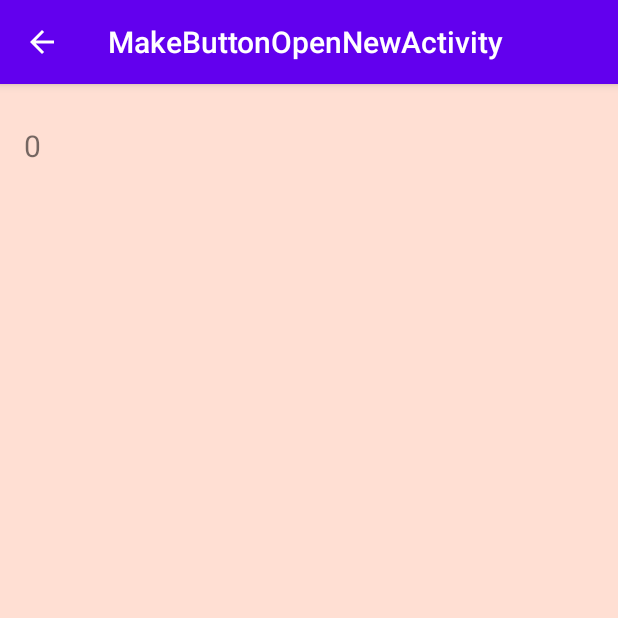
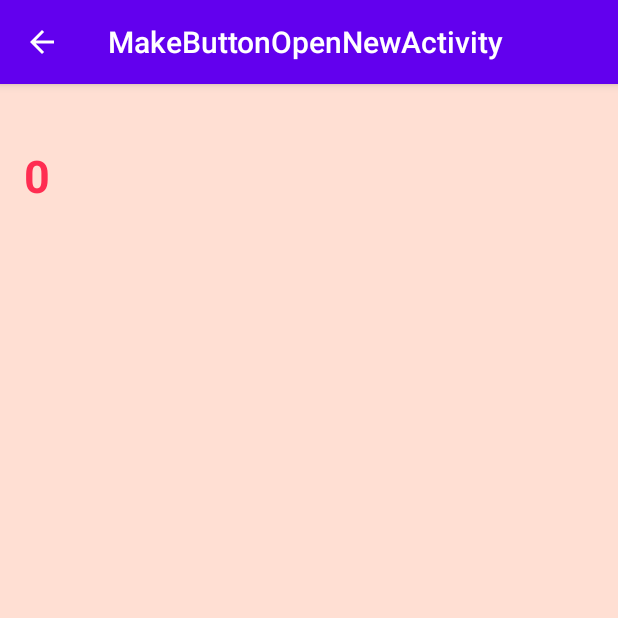
Before and after one commit to RujiraKongsomran/MakeButtonOpenNewActivity, an Android app: the SecondActivity screen opened directly, with no data from a screen before it, on a phone screen of 412 x 824 dp, the top half of it. Run offline under Robolectric (Android 15) with nearby library versions, the phone set to English and light mode, and no system bars.

Commit message:
Customize page layout

```diff
--- a/app/src/main/res/layout/activity_second.xml
+++ b/app/src/main/res/layout/activity_second.xml
@@ -14,7 +14,9 @@
         android:layout_marginStart="16dp"
         android:layout_marginEnd="16dp"
         android:text="TextView 1"
-        android:textSize="20sp" />
+        android:textColor="#FF2D51"
+        android:textSize="30sp"
+        android:textStyle="bold" />
 
     <TextView
         android:id="@+id/tv2"
@@ -24,7 +26,9 @@
         android:layout_marginStart="16dp"
         android:layout_marginEnd="16dp"
         android:text="TextView 2"
-        android:textSize="20sp" />
+        android:textColor="#FF2D51"
+        android:textSize="30sp"
+        android:textStyle="bold" />
 
     <TextView
         android:layout_width="wrap_content"
```
